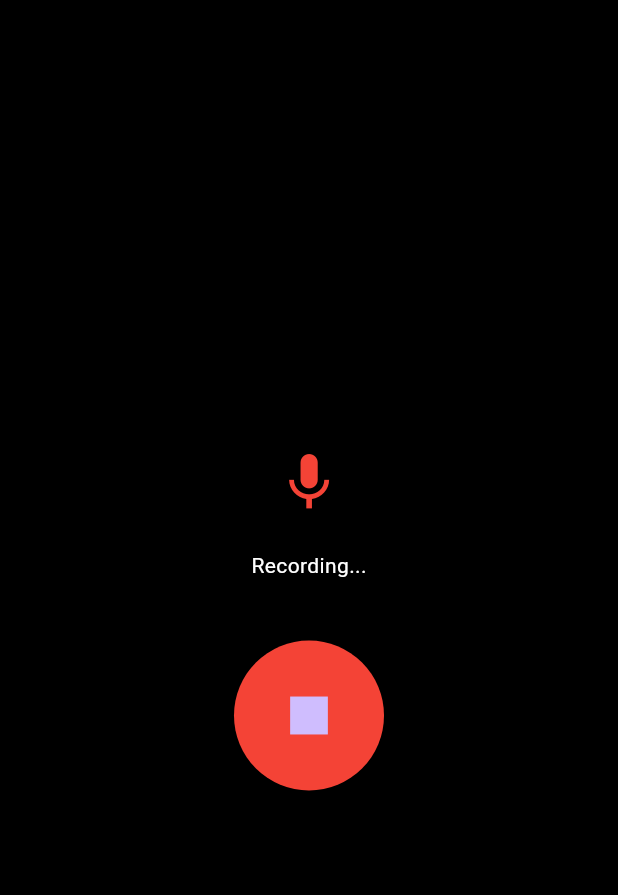
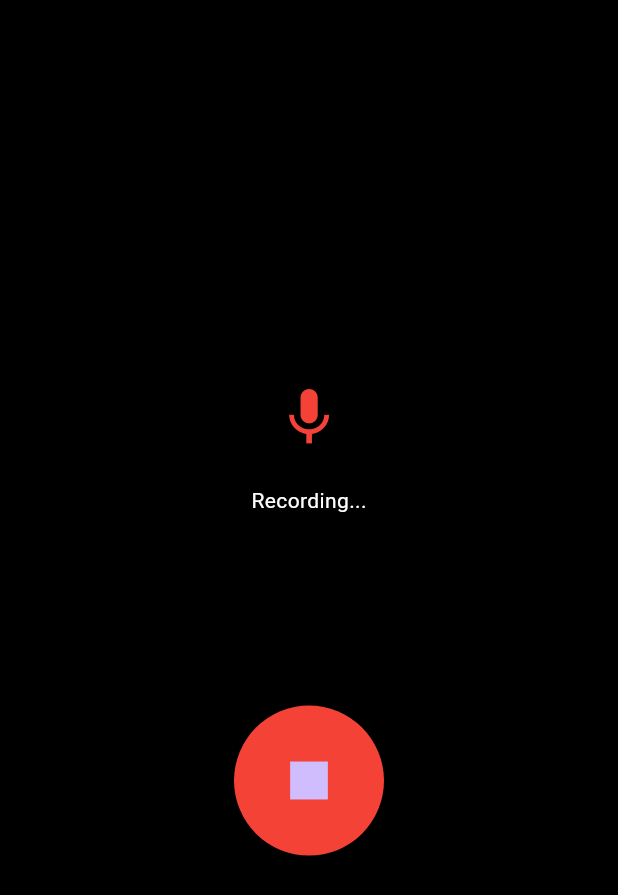
Before and after one commit to festeh/goals, a Flutter app: the WearRecordingScreen screen opened directly, on a phone screen of 412 x 824 dp. Shown: the top 895 px of the screen. Run offline on Flutter 3.47's test engine with Material 3 defaults, Android fonts, the phone set to English and light mode, and no system bars; our stand-ins replace drift, google_fonts, permission_handler, shared_preferences; missing offline and left inert: record, tray_manager; accounts and stored records are empty.

Commit message:
layout fixes

```diff
--- a/frontend/lib/screens/wear_recording_screen.dart
+++ b/frontend/lib/screens/wear_recording_screen.dart
@@ -116,11 +116,12 @@ class _WearRecordingScreenState extends State<WearRecordingScreen>
   Widget build(BuildContext context) {
     return Scaffold(
       backgroundColor: Colors.black,
-      body: Center(
-        child: SingleChildScrollView(
+      body: SafeArea(
+        child: Center(
           child: Column(
             mainAxisAlignment: MainAxisAlignment.center,
             children: [
+              const Spacer(flex: 2),
               if (_isRecording)
                 ScaleTransition(
                   scale: _scaleAnimation,
@@ -139,7 +140,7 @@ class _WearRecordingScreenState extends State<WearRecordingScreen>
                         : 'Done',
                 style: const TextStyle(color: Colors.white),
               ),
-              const SizedBox(height: 40),
+              const Spacer(),
               SizedBox(
                 width: 100,
                 height: 100,
@@ -152,6 +153,7 @@ class _WearRecordingScreenState extends State<WearRecordingScreen>
                   child: const Icon(Icons.stop, size: 50),
                 ),
               ),
+              const Spacer(flex: 2),
             ],
           ),
         ),
```
Also changed, not shown: frontend/lib/screens/wear_note_screen.dart (+12 -11 lines).
